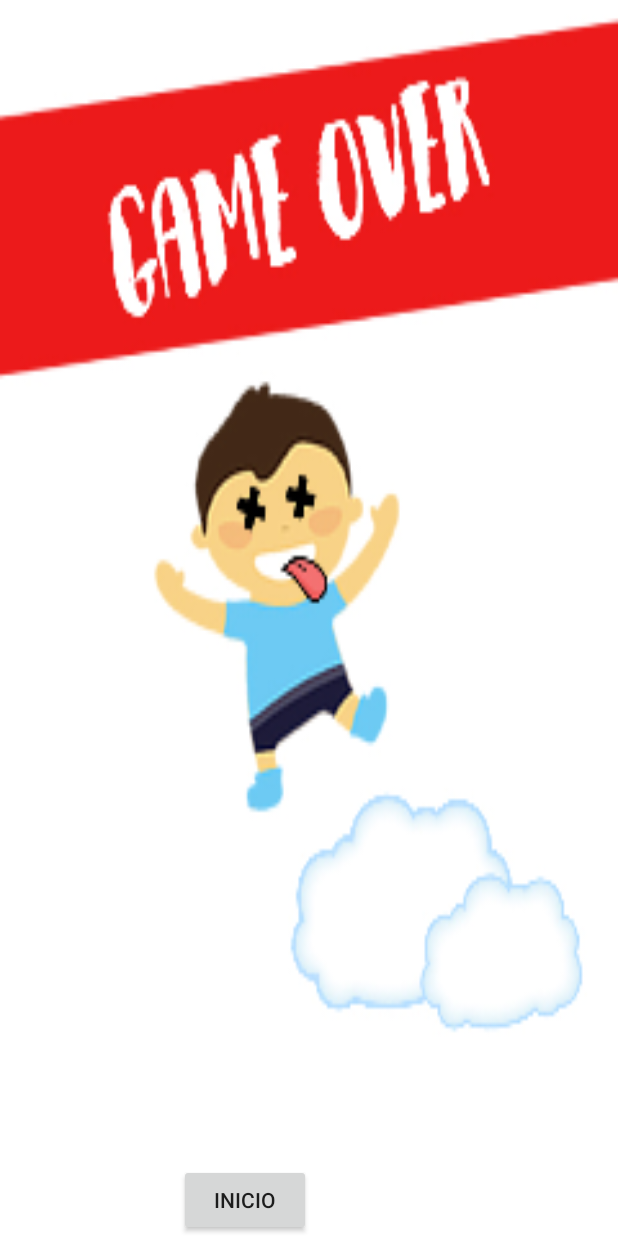
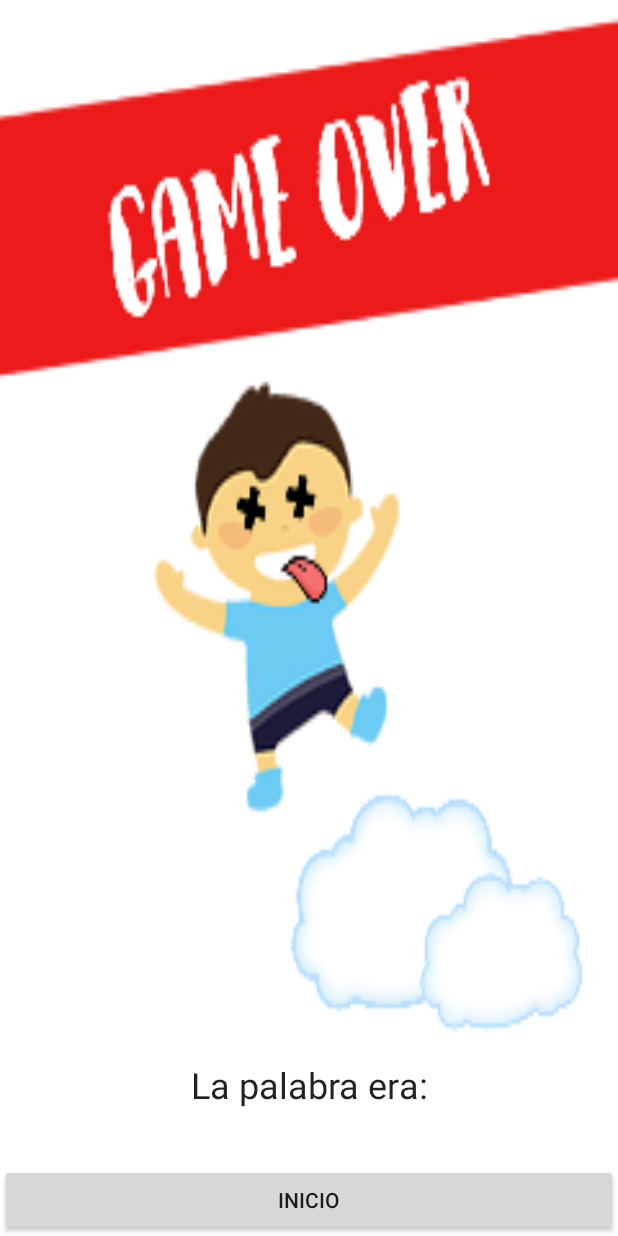
Before and after one commit to AppAhorcado/AppFinal, an Android app: the DerrotaActivity screen opened directly, with no data from a screen before it, on a phone screen of 412 x 824 dp. Run offline under Robolectric (Android 15) with nearby library versions, the phone set to English and light mode, and no system bars.

Commit message:
commit pantallas final

```diff
--- a/app/src/main/res/layout/activity_derrota.xml
+++ b/app/src/main/res/layout/activity_derrota.xml
@@ -4,43 +4,50 @@
     android:id="@+id/activity_derrota"
     android:layout_width="match_parent"
     android:layout_height="match_parent"
-    tools:context="antonio.femxa.appfinal.DerrotaActivity">
-
-    <Button
-        android:text="Inicio"
-        android:layout_width="wrap_content"
-        android:layout_height="wrap_content"
-        android:layout_marginLeft="119dp"
-        android:layout_marginStart="119dp"
-        android:id="@+id/boton_derrota_inicio"
-        android:layout_alignParentBottom="true"
-        android:layout_alignParentLeft="true"
-        android:layout_alignParentStart="true" />
-
-    <TextView
-        android:text="La palabra era:"
-        android:layout_width="wrap_content"
-        android:layout_height="wrap_content"
-        android:layout_marginBottom="17dp"
-        android:id="@+id/text_palabra"
-        android:layout_above="@+id/text_palabra_oculta"
-        android:layout_alignLeft="@+id/boton_derrota_inicio"
-        android:layout_alignStart="@+id/boton_derrota_inicio" />
-
-    <TextView
-        android:text="TextView"
-        android:layout_width="wrap_content"
-        android:layout_height="wrap_content"
-        android:id="@+id/text_palabra_oculta"
-        android:layout_above="@+id/boton_derrota_inicio"
-        android:layout_alignLeft="@+id/boton_derrota_inicio"
-        android:layout_alignStart="@+id/boton_derrota_inicio"
-        android:layout_marginLeft="14dp"
-        android:layout_marginStart="14dp" />
+    tools:context="antonio.femxa.ahorcadoproject.DerrotaActivity"
+    >
 
     <ImageView
         android:layout_width="match_parent"
         android:layout_height="match_parent"
-        android:id="@+id/imagenDerrota" />
+        android:id="@+id/imagenDerrota"
+        android:layout_alignParentTop="true"
+        android:layout_alignParentLeft="true"
+        android:layout_alignParentStart="true"
+
+        />
+
+    <Button
+        android:text="Inicio"
+        android:layout_width="match_parent"
+        android:layout_height="wrap_content"
+        android:id="@+id/boton_derrota_inicio"
+        android:layout_alignParentBottom="true"
+        android:textAlignment="center" />
+
+    <TextView
+        android:text="TextView"
+        android:layout_width="match_parent"
+        android:layout_height="wrap_content"
+        android:id="@+id/text_palabra_oculta"
+        android:layout_above="@+id/boton_derrota_inicio"
+        android:layout_alignParentLeft="true"
+        android:layout_alignParentStart="true"
+        android:textAppearance="@android:style/TextAppearance"
+        android:textAlignment="center"
+        android:textSize="18sp" />
+
+    <TextView
+        android:text="La palabra era:"
+        android:layout_width="match_parent"
+        android:layout_height="wrap_content"
+        android:layout_marginBottom="12dp"
+        android:id="@+id/text_palabra"
+        android:layout_above="@+id/text_palabra_oculta"
+        android:layout_centerHorizontal="true"
+        android:textAppearance="@android:style/TextAppearance"
+        android:fontFamily="sans-serif"
+        android:textSize="24sp"
+        android:textAlignment="center" />
 
 </RelativeLayout>
--- a/build.gradle
+++ b/build.gradle
@@ -5,7 +5,7 @@
         jcenter()
     }
     dependencies {
-        classpath 'com.android.tools.build:gradle:2.2.3'
+        classpath 'com.android.tools.build:gradle:2.3.0'
 
         // NOTE: Do not place your application dependencies here; they belong
         // in the individual module build.gradle files
```
Also changed, not shown: app/src/main/res/layout/activity_victoria.xml (+18 -13 lines), gradle/wrapper/gradle-wrapper.properties, 144 other files.
